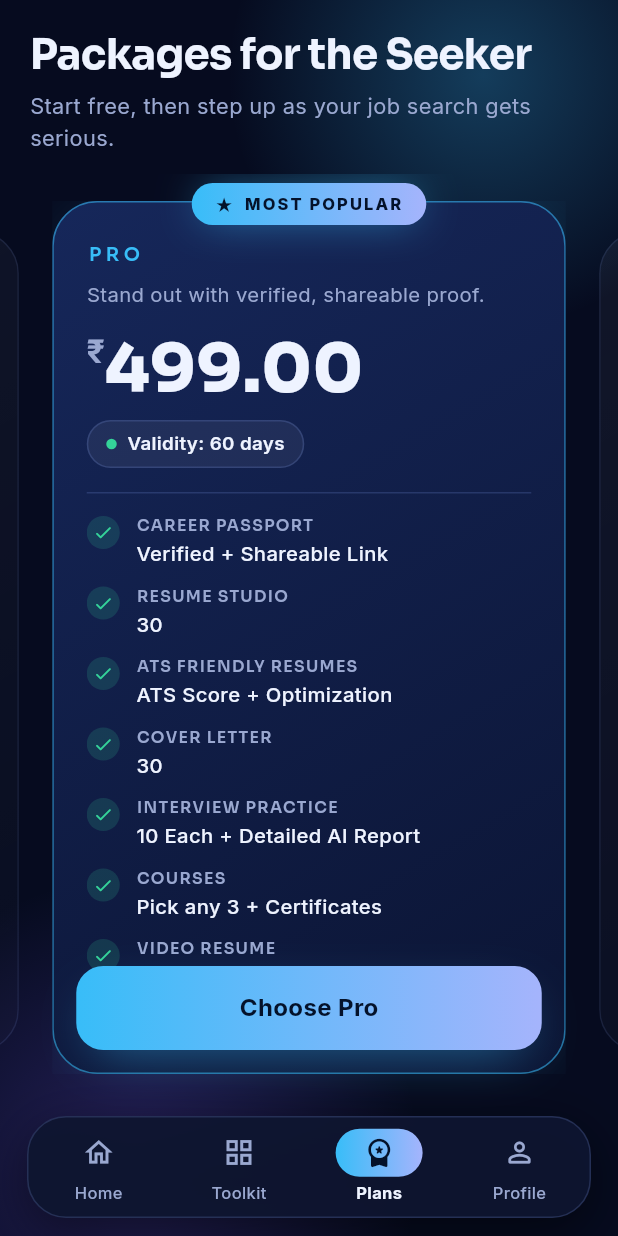
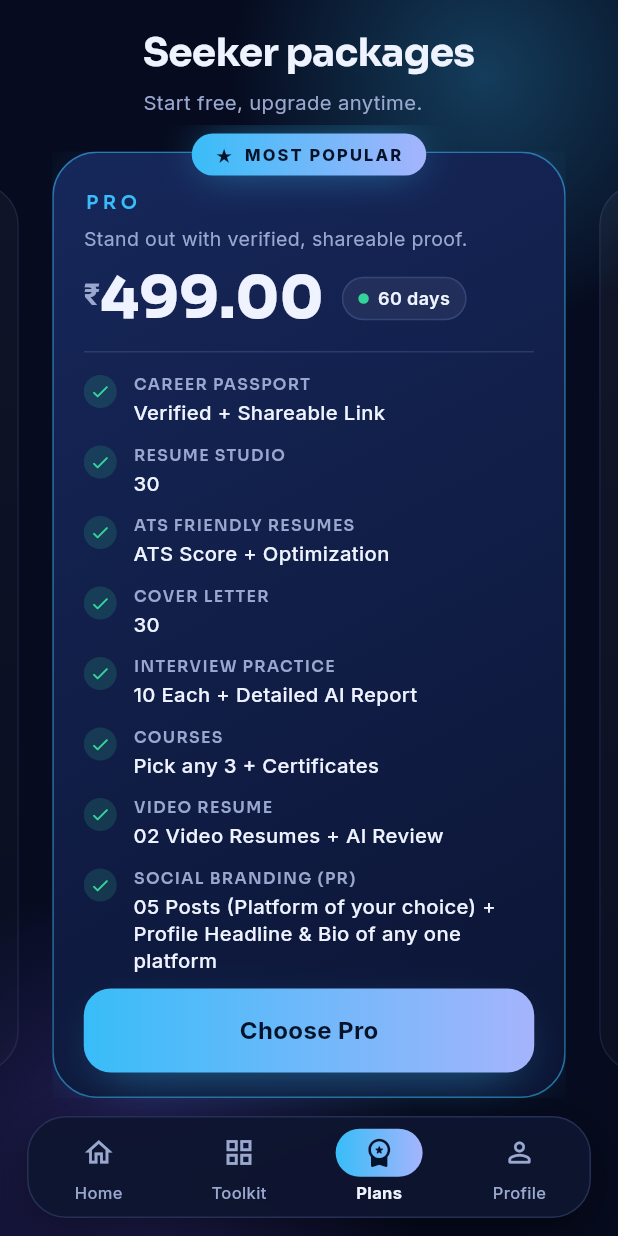
Before and after one commit to sachinrajsharma/YUGTY-FLUTTER-APP-, a Flutter app: the MainShell screen opened directly, item 3 of the bottom bar chosen, on a phone screen of 412 x 824 dp. Run offline on Flutter 3.47's test engine with Material 3 defaults, Android fonts, the phone set to English and light mode, and no system bars; drawn by our look-alikes of flutter_animate; our stand-ins replace google_fonts, shared_preferences; accounts and stored records are empty.

Commit message:
fix(ui): layouts for small screens and large system text (found on OnePlus device)
- clamp text scale to 1.12, bottom padding clears the floating nav
- plans card scrolls with a pinned button; toolkit tiles no longer overflow
- onboarding scales to available height; home stepper aligned

Co-Authored-By: Claude Sonnet 5.5 <noreply@anthropic.com>

```diff
--- a/lib/main.dart
+++ b/lib/main.dart
@@ -33,6 +33,11 @@ class YugtyApp extends StatelessWidget {
         debugShowCheckedModeBanner: false,
         theme: buildTheme(),
         themeMode: ThemeMode.dark,
+        builder: (context, child) => MediaQuery.withClampedTextScaling(
+          minScaleFactor: 1.0,
+          maxScaleFactor: 1.12,
+          child: child!,
+        ),
         home: const SplashScreen(),
       ),
     );
--- a/lib/screens/plans.dart
+++ b/lib/screens/plans.dart
@@ -41,14 +41,14 @@ class _PlansScreenState extends State<PlansScreen> {
           child: Column(
             crossAxisAlignment: CrossAxisAlignment.start,
             children: [
-              Text('Packages for the Seeker', style: Theme.of(context).textTheme.headlineMedium?.copyWith(fontSize: 28)),
+              Text('Seeker packages', style: Theme.of(context).textTheme.headlineMedium?.copyWith(fontSize: 26)),
               const SizedBox(height: 6),
-              const Text('Start free, then step up as your job search gets serious.',
-                  style: TextStyle(color: Tk.mut, fontSize: 14.5)),
+              const Text('Start free, upgrade anytime.',
+                  maxLines: 1, overflow: TextOverflow.ellipsis, style: TextStyle(color: Tk.mut, fontSize: 13.5)),
             ],
           ),
         ),
-        const SizedBox(height: 14),
+        const SizedBox(height: 6),
         Expanded(
           child: PageView.builder(
             controller: _pc,
@@ -60,7 +60,7 @@ class _PlansScreenState extends State<PlansScreen> {
                 child: Opacity(
                   opacity: 1 - .35 * d,
                   child: Padding(
-                    padding: const EdgeInsets.fromLTRB(6, 18, 6, 108),
+                    padding: EdgeInsets.fromLTRB(6, 18, 6, MediaQuery.paddingOf(context).bottom + 12),
                     child: _PlanCard(index: i, current: i == s.planIndex),
                   ),
                 ),
@@ -87,10 +87,13 @@ class _PlanCard extends StatelessWidget {
         Positioned.fill(
           child: GlassCard(
             highlight: p.popular,
-            padding: const EdgeInsets.fromLTRB(22, 26, 22, 20),
+            padding: const EdgeInsets.fromLTRB(20, 24, 20, 16),
             radius: 30,
             child: Column(
-              crossAxisAlignment: CrossAxisAlignment.start,
+              children: [
+                Expanded(
+                  child: ListView(
+                    padding: EdgeInsets.zero,
                     children: [
                       Row(children: [
                         Text(p.name.toUpperCase(),
@@ -98,26 +101,31 @@ class _PlanCard extends StatelessWidget {
                         const Spacer(),
                         if (current) const PlanBadge('Current'),
                       ]),
-                const SizedBox(height: 8),
-                Text(p.tagline, style: const TextStyle(color: Tk.mut, fontSize: 13.5, height: 1.35)),
-                const SizedBox(height: 14),
-                Row(
-                  crossAxisAlignment: CrossAxisAlignment.end,
+                      const SizedBox(height: 6),
+                      Text(p.tagline, style: const TextStyle(color: Tk.mut, fontSize: 13, height: 1.35)),
+                      const SizedBox(height: 10),
+                      Wrap(
+                        spacing: 12,
+                        runSpacing: 8,
+                        crossAxisAlignment: WrapCrossAlignment.center,
                         children: [
                           if (p.isFree)
-                      Text('Free', style: GoogleFonts.sora(fontSize: 44, fontWeight: FontWeight.w800, height: 1))
-                    else ...[
+                            Text('Free', style: GoogleFonts.sora(fontSize: 38, fontWeight: FontWeight.w800, height: 1.1))
+                          else
+                            Row(
+                              mainAxisSize: MainAxisSize.min,
+                              crossAxisAlignment: CrossAxisAlignment.start,
+                              children: [
                                 Padding(
-                        padding: const EdgeInsets.only(bottom: 18),
-                        child: Text('₹', style: GoogleFonts.sora(fontSize: 22, color: Tk.mut, fontWeight: FontWeight.w600)),
+                                  padding: const EdgeInsets.only(top: 4),
+                                  child: Text('₹', style: GoogleFonts.sora(fontSize: 20, color: Tk.mut, fontWeight: FontWeight.w600)),
                                 ),
-                      Text(p.price.substring(1), style: GoogleFonts.sora(fontSize: 44, fontWeight: FontWeight.w800, height: 1)),
-                    ],
+                                Text(p.price.substring(1),
+                                    style: GoogleFonts.sora(fontSize: 38, fontWeight: FontWeight.w800, height: 1.1)),
                               ],
                             ),
-                const SizedBox(height: 12),
                           Container(
-                  padding: const EdgeInsets.symmetric(horizontal: 12, vertical: 6),
+                            padding: const EdgeInsets.symmetric(horizontal: 10, vertical: 5),
                             decoration: BoxDecoration(
                               borderRadius: BorderRadius.circular(99),
                               color: Colors.white.withValues(alpha: .06),
@@ -129,24 +137,29 @@ class _PlanCard extends StatelessWidget {
                                 height: 7,
                                 decoration: const BoxDecoration(shape: BoxShape.circle, color: Tk.good),
                               ),
-                    const SizedBox(width: 7),
-                    Text('Validity: ${p.validity}', style: const TextStyle(fontSize: 12.5, fontWeight: FontWeight.w600)),
+                              const SizedBox(width: 6),
+                              Text(p.validity, style: const TextStyle(fontSize: 12, fontWeight: FontWeight.w600)),
                             ]),
                           ),
-                const SizedBox(height: 16),
+                        ],
+                      ),
+                      const SizedBox(height: 14),
                       const Divider(color: Tk.line, height: 1),
-                Expanded(
-                  child: ListView.separated(
-                    padding: const EdgeInsets.only(top: 14, bottom: 90),
-                    itemCount: features.length + 1,
-                    separatorBuilder: (_, _) => const SizedBox(height: 12),
-                    itemBuilder: (_, i) {
-                      if (i == features.length) {
-                        return const Text(conditionsNote, style: TextStyle(color: Tk.mut, fontSize: 11.5, height: 1.4));
-                      }
-                      return _FeatureRow(feature: features[i], value: features[i].values[index]);
-                    },
+                      const SizedBox(height: 14),
+                      for (final f in features) ...[
+                        _FeatureRow(feature: f, value: f.values[index]),
+                        const SizedBox(height: 12),
+                      ],
+                      const Text(conditionsNote, style: TextStyle(color: Tk.mut, fontSize: 11, height: 1.4)),
+                      const SizedBox(height: 8),
+                    ],
                   ),
+                ),
+                const SizedBox(height: 10),
+                GradientButton(
+                  label: current ? 'Your current plan' : (p.isFree ? 'Switch to Explorer' : 'Choose ${p.name}'),
+                  secondary: !p.popular,
+                  onPressed: current ? null : () => _confirm(context, index),
                 ),
               ],
             ),
@@ -168,16 +181,6 @@ class _PlanCard extends StatelessWidget {
                 child: const Text('★  MOST POPULAR',
                     style: TextStyle(color: Color(0xFF04122A), fontWeight: FontWeight.w800, fontSize: 11, letterSpacing: 1.4)),
               ),
-            ),
-          ),
-        Positioned(
-          left: 16,
-          right: 16,
-          bottom: 16,
-          child: GradientButton(
-            label: current ? 'Your current plan' : (p.isFree ? 'Switch to Explorer' : 'Choose ${p.name}'),
-            secondary: !p.popular,
-            onPressed: current ? null : () => _confirm(context, index),
             ),
           ),
       ],
--- a/lib/screens/profile.dart
+++ b/lib/screens/profile.dart
@@ -20,7 +20,7 @@ class ProfileScreen extends StatelessWidget {
     final plan = plans[s.planIndex];
     final verified = s.planIndex >= 1;
     return ListView(
-      padding: const EdgeInsets.fromLTRB(20, 18, 20, 120),
+      padding: EdgeInsets.fromLTRB(20, 18, 20, MediaQuery.paddingOf(context).bottom + 24),
       children: [
         Text('Profile', style: Theme.of(context).textTheme.headlineMedium?.copyWith(fontSize: 30)),
         const SizedBox(height: 18),
```
Also changed, not shown: lib/screens/home.dart (+5 -4 lines), lib/screens/splash_onboarding.dart (+21 -9 lines), lib/screens/tools.dart (+5 -5 lines). Lines whose indentation alone changed are shown as unchanged.
